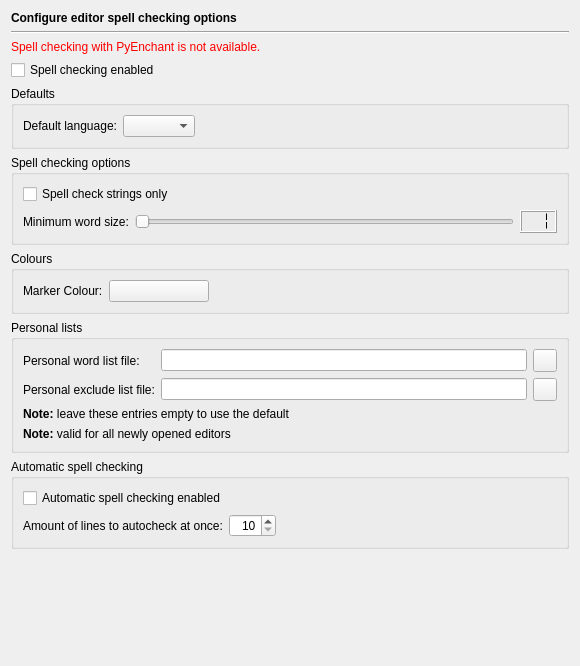
This is Preferences/ConfigurationPages/EditorSpellCheckingPage.ui in testmana2/test as Qt 5 draws it before an edit. The edited form follows.
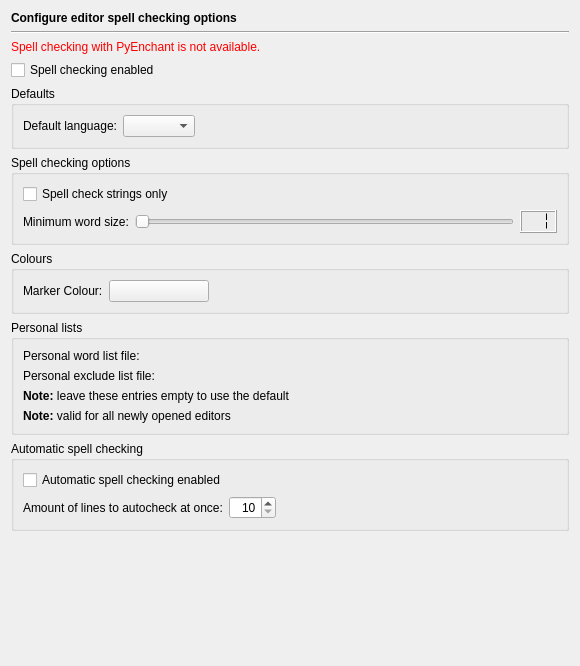
This is the edited form. Custom widgets are drawn as their Qt base class.

Commit message: Changed more configuration pages to use the path picker.

```diff
--- a/Preferences/ConfigurationPages/EditorSpellCheckingPage.ui
+++ b/Preferences/ConfigurationPages/EditorSpellCheckingPage.ui
@@ -232,9 +232,15 @@
           </widget>
          </item>
          <item row="0" column="1">
-          <widget class="QLineEdit" name="pwlEdit">
-           <property name="toolTip">
-            <string>Enter the filename of the personal word list</string>
+          <widget class="E5PathPicker" name="pwlPicker" native="true">
+           <property name="sizePolicy">
+            <sizepolicy hsizetype="Expanding" vsizetype="Preferred">
+             <horstretch>0</horstretch>
+             <verstretch>0</verstretch>
+            </sizepolicy>
+           </property>
+           <property name="focusPolicy">
+            <enum>Qt::StrongFocus</enum>
            </property>
           </widget>
          </item>
@@ -246,40 +252,32 @@
           </widget>
          </item>
          <item row="1" column="1">
-          <widget class="QLineEdit" name="pelEdit">
-           <property name="toolTip">
-            <string>Enter the filename of the personal exclude list</string>
+          <widget class="E5PathPicker" name="pelPicker" native="true">
+           <property name="sizePolicy">
+            <sizepolicy hsizetype="Expanding" vsizetype="Preferred">
+             <horstretch>0</horstretch>
+             <verstretch>0</verstretch>
+            </sizepolicy>
+           </property>
+           <property name="focusPolicy">
+            <enum>Qt::StrongFocus</enum>
            </property>
           </widget>
          </item>
-         <item row="2" column="0" colspan="3">
+         <item row="2" column="0" colspan="2">
           <widget class="QLabel" name="label_6">
            <property name="text">
             <string>&lt;b&gt;Note:&lt;/b&gt; leave these entries empty to use the default</string>
            </property>
           </widget>
          </item>
-         <item row="3" column="0" colspan="3">
+         <item row="3" column="0" colspan="2">
           <widget class="QLabel" name="label_7">
            <property name="text">
             <string>&lt;b&gt;Note:&lt;/b&gt; valid for all newly opened editors</string>
            </property>
           </widget>
          </item>
-         <item row="0" column="2">
-          <widget class="QToolButton" name="pwlButton">
-           <property name="toolTip">
-            <string>Select the personal word list file via a file selection dialog</string>
-           </property>
-          </widget>
-         </item>
-         <item row="1" column="2">
-          <widget class="QToolButton" name="pelButton">
-           <property name="toolTip">
-            <string>Select the personal exclude list file via a file selection dialog</string>
-           </property>
-          </widget>
-         </item>
         </layout>
        </widget>
       </item>
@@ -360,6 +358,14 @@
    </item>
   </layout>
  </widget>
+ <customwidgets>
+  <customwidget>
+   <class>E5PathPicker</class>
+   <extends>QWidget</extends>
+   <header>E5Gui/E5PathPicker.h</header>
+   <container>1</container>
+  </customwidget>
+ </customwidgets>
  <tabstops>
   <tabstop>checkingEnabledCheckBox</tabstop>
   <tabstop>defaultLanguageCombo</tabstop>
```
Left out of the diff: 6 changed lines with no effect on the pictures. The commit also changes 8 other files.
